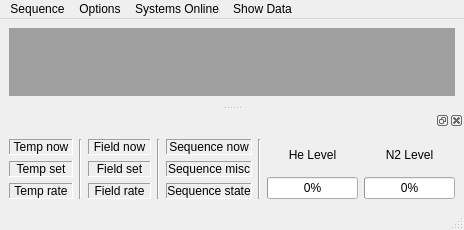
Qt form configurations/Cryostat GUI.ui (Cryostat-GUI/Cryostat-GUI) before a commit.
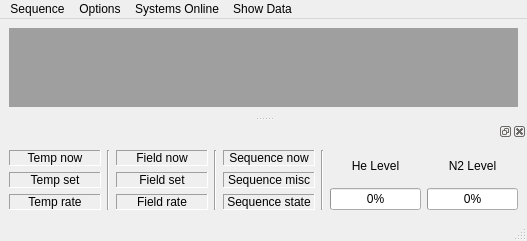
The same form after that commit.

Commit message: keithley implementation 3f

What changed in the file:
```diff
--- a/configurations/Cryostat GUI.ui
+++ b/configurations/Cryostat GUI.ui
@@ -6,8 +6,8 @@
    <rect>
     <x>0</x>
     <y>0</y>
-    <width>464</width>
-    <height>229</height>
+    <width>527</width>
+    <height>241</height>
    </rect>
   </property>
   <property name="windowTitle">
@@ -46,8 +46,8 @@
     <rect>
      <x>0</x>
      <y>0</y>
-     <width>464</width>
-     <height>21</height>
+     <width>527</width>
+     <height>22</height>
     </rect>
    </property>
    <widget class="QMenu" name="menuControl">
```
Left out of the diff: 7 changed lines with no effect on the pictures.
